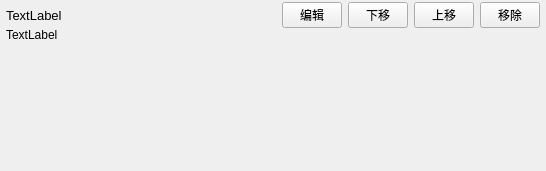
Before: the Qt Designer form ui/widget/ExecuteItemWidget.ui in xiaohaijoe/AutoPackage, drawn with Qt 5.
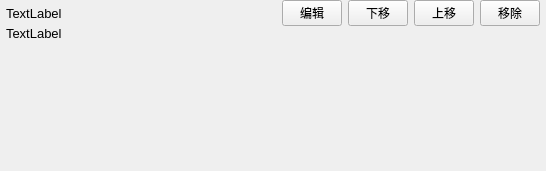
After: the same form once the commit is applied.

Commit message: 屏幕自适应

What changed in the file:
```diff
--- a/ui/widget/ExecuteItemWidget.ui
+++ b/ui/widget/ExecuteItemWidget.ui
@@ -18,13 +18,13 @@
     <number>6</number>
    </property>
    <property name="topMargin">
-    <number>2</number>
+    <number>0</number>
    </property>
    <property name="rightMargin">
     <number>6</number>
    </property>
    <property name="bottomMargin">
-    <number>2</number>
+    <number>0</number>
    </property>
    <item row="0" column="0">
     <layout class="QGridLayout" name="gridLayout" rowstretch="0,0,0">
@@ -218,7 +218,7 @@
        </property>
        <property name="font">
         <font>
-         <pointsize>9</pointsize>
+         <pointsize>10</pointsize>
          <strikeout>false</strikeout>
          <stylestrategy>PreferDefault</stylestrategy>
         </font>
@@ -260,7 +260,7 @@
        <property name="sizeHint" stdset="0">
         <size>
          <width>20</width>
-         <height>10</height>
+         <height>1</height>
         </size>
        </property>
       </spacer>
```
The commit also changes 1 other file.
